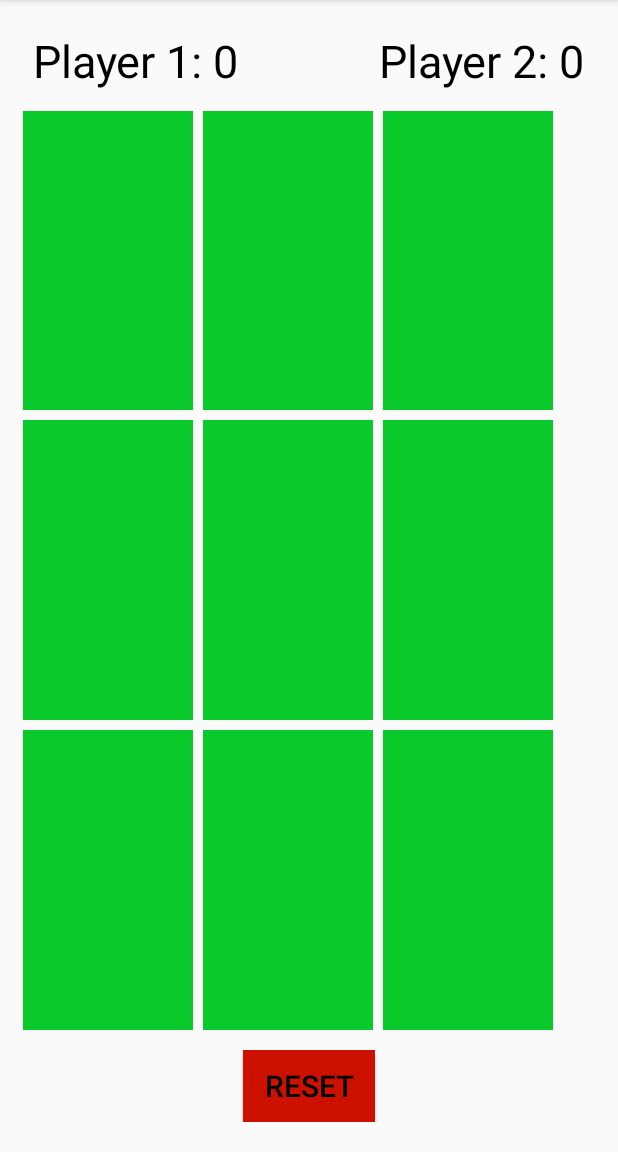
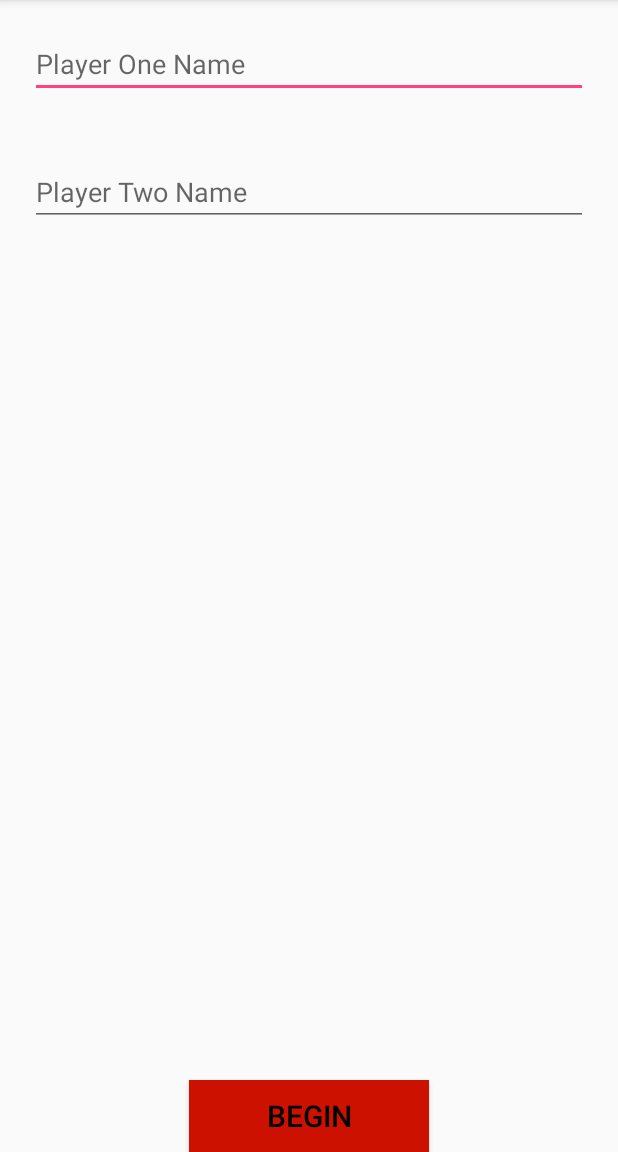
Before and after one commit to Ngure/Tictactoe, an Android app: the screen it shows after launch (TwoPlayersActivity before the commit, NameActivity after it), after a tap on "2 PLAYERS", on a phone screen of 412 x 824 dp, the part 84-1236 px from its top. Run offline under Robolectric (Android 15) with nearby library versions, the phone set to English and light mode, and no system bars.

Commit message:
update insertion of player name

```diff
--- a/app/src/main/AndroidManifest.xml
+++ b/app/src/main/AndroidManifest.xml
@@ -5,12 +5,12 @@
 
     <application
         android:allowBackup="true"
+        android:fullBackupContent="@xml/backup_descriptor"
         android:icon="@mipmap/ic_launcher"
         android:label="@string/app_name"
         android:roundIcon="@mipmap/ic_launcher_round"
         android:supportsRtl="true"
         android:theme="@style/AppTheme"
-        android:fullBackupContent="@xml/backup_descriptor"
         tools:ignore="GoogleAppIndexingWarning">
         <activity android:name=".HomeActivity">
             <intent-filter>
@@ -21,6 +21,7 @@
         </activity>
         <activity android:name=".OnePlayerActivity" />
         <activity android:name=".TwoPlayersActivity" />
+        <activity android:name=".NameActivity" />
     </application>
 
 </manifest>
--- a/app/src/main/java/com/example/android/tic_tac_toe/HomeActivity.java
+++ b/app/src/main/java/com/example/android/tic_tac_toe/HomeActivity.java
@@ -38,7 +38,7 @@ public class HomeActivity extends AppCompatActivity {
             @Override
             public void onClick(View v) {
 
-                Intent intent = new Intent(context, TwoPlayersActivity.class);
+                Intent intent = new Intent(context, NameActivity.class);
                 startActivity(intent);
             }
         });
--- /dev/null
+++ b/app/src/main/java/com/example/android/tic_tac_toe/NameActivity.java
@@ -0,0 +1,43 @@
+package com.example.android.tic_tac_toe;
+
+import android.content.Context;
+import android.content.Intent;
+import android.support.v7.app.AppCompatActivity;
+import android.os.Bundle;
+import android.view.View;
+import android.widget.Button;
+import android.widget.EditText;
+
+
+public class NameActivity extends AppCompatActivity {
+
+    @Override
+    protected void onCreate(Bundle savedInstanceState) {
+        super.onCreate(savedInstanceState);
+        setContentView(R.layout.activity_name);
+
+        addListenerOnButton();
+
+    }
+
+    private void addListenerOnButton() {
+
+        final Context context = this;
+
+        Button begin = findViewById(R.id.begin);
+
+        begin.setOnClickListener(new View.OnClickListener() {
+            @Override
+            public void onClick(View v) {
+
+                EditText playerOneName = findViewById(R.id.playerOneName);
+                EditText playerTwoName = findViewById(R.id.playerTwoName);
+                Intent intent = new Intent(context, TwoPlayersActivity.class);
+                intent.putExtra("playerOneName", playerOneName.getText().toString());
+                intent.putExtra("playerTwoName", playerTwoName.getText().toString());
+                startActivity(intent);
+            }
+        });
+
+    }
+}
--- /dev/null
+++ b/app/src/main/res/layout/activity_name.xml
@@ -0,0 +1,44 @@
+<?xml version="1.0" encoding="utf-8"?>
+<LinearLayout xmlns:android="http://schemas.android.com/apk/res/android"
+    xmlns:tools="http://schemas.android.com/tools"
+    android:layout_width="match_parent"
+    android:layout_height="match_parent"
+    android:orientation="vertical"
+    tools:context=".NameActivity">
+
+    <EditText
+        android:id="@+id/playerOneName"
+        android:layout_width="match_parent"
+        android:layout_height="wrap_content"
+        android:layout_margin="20dp"
+        android:hint="@string/player_one_name"
+        android:imeOptions="actionNext"
+        android:inputType="textCapWords" />
+
+    <EditText
+        android:id="@+id/playerTwoName"
+        android:layout_width="match_parent"
+        android:layout_height="wrap_content"
+        android:layout_margin="20dp"
+        android:hint="@string/player_two_name"
+        android:imeOptions="actionDone"
+        android:inputType="textCapWords" />
+
+    <RelativeLayout
+        android:layout_width="match_parent"
+        android:layout_height="match_parent">
+
+        <Button
+            android:id="@+id/begin"
+            android:layout_width="160dp"
+            android:layout_height="wrap_content"
+            android:layout_alignParentBottom="true"
+            android:layout_centerHorizontal="true"
+            android:background="#CC1100"
+            android:text="@string/begin"
+            android:textColor="#000000"
+            android:textSize="20sp" />
+
+    </RelativeLayout>
+
+</LinearLayout>
--- a/app/src/main/res/values/strings.xml
+++ b/app/src/main/res/values/strings.xml
@@ -8,4 +8,7 @@
     <string name="_2_players">2 players</string>
     <string name="player_1_0">Player 1: 0</string>
     <string name="player_2_0">Player 2: 0</string>
+    <string name="begin">begin</string>
+    <string name="player_one_name">Player One Name</string>
+    <string name="player_two_name">Player Two Name</string>
 </resources>
```
Also changed, not shown: app/src/main/java/com/example/android/tic_tac_toe/TwoPlayersActivity.java (+24 -4 lines), 2 other files.
